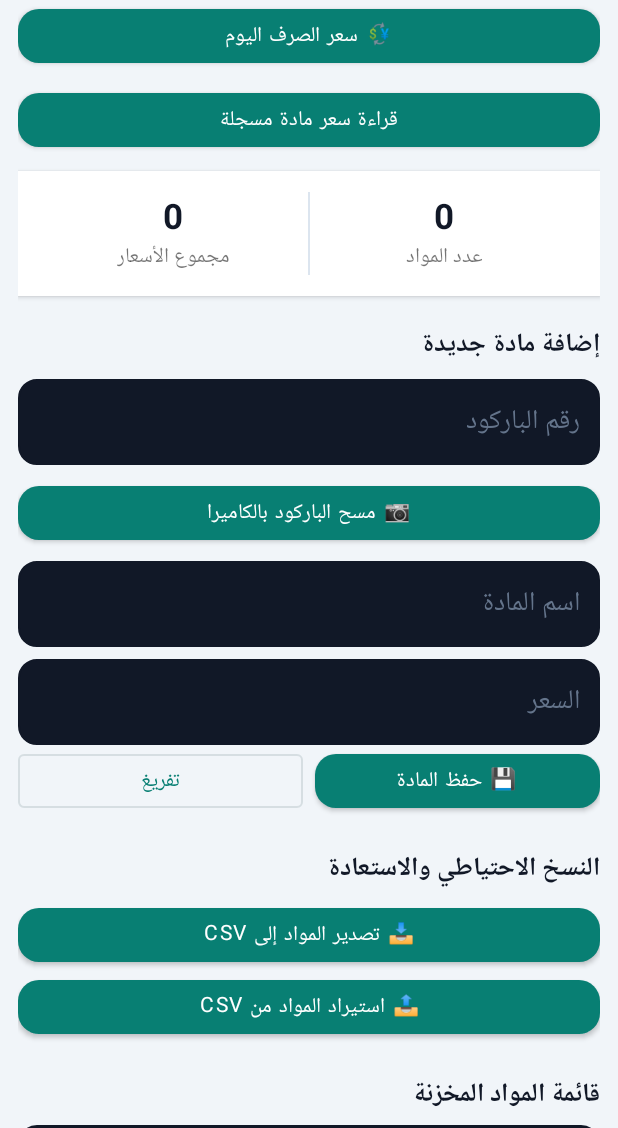
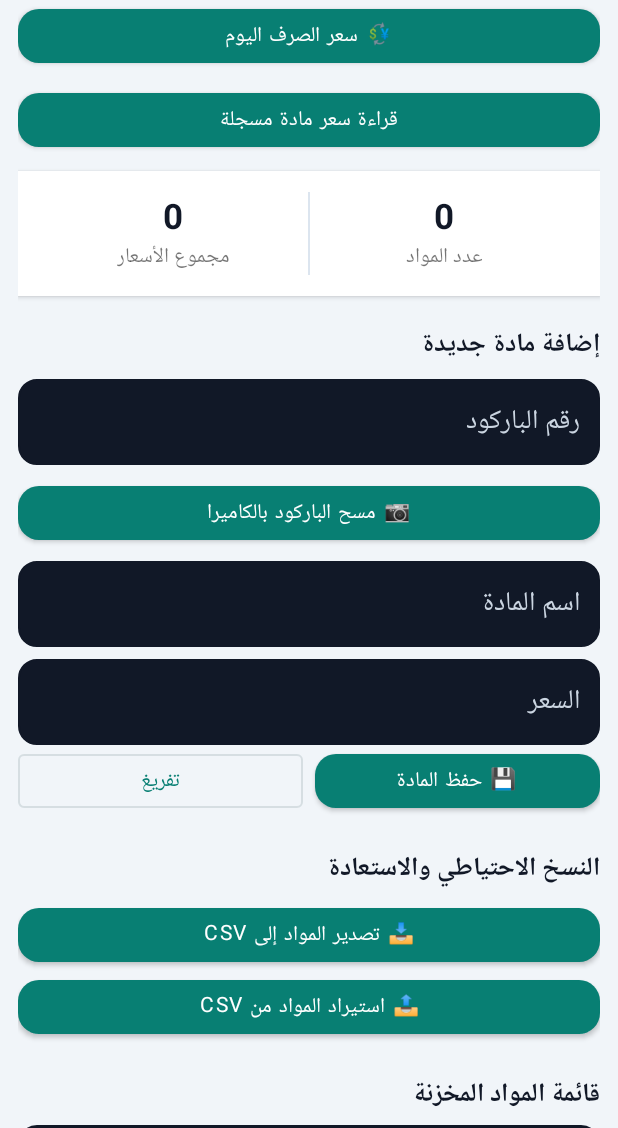
Before and after one commit to khaldonshhab/Kh, an Android app: the screen it shows after launch (MainActivity), on a phone screen of 412 x 824 dp, the part 108-1236 px from its top. Run offline under Robolectric (Android 15) with nearby library versions, the phone set to English and light mode, and no system bars.

Commit message:
Fix input text contrast on dark fields

```diff
--- a/MiniMarketNative/app/src/main/res/layout/activity_main.xml
+++ b/MiniMarketNative/app/src/main/res/layout/activity_main.xml
@@ -109,8 +109,8 @@
             android:singleLine="true"
             android:padding="13dp"
             android:backgroundTint="#111827"
-            android:textColor="#111827"
-            android:textColorHint="#64748B"
+            android:textColor="#FFFFFF"
+            android:textColorHint="#CBD5E1"
             android:background="@drawable/input_field_background"/>
 
         <Button
@@ -130,8 +130,8 @@
             android:padding="13dp"
             android:layout_marginTop="8dp"
             android:backgroundTint="#111827"
-            android:textColor="#111827"
-            android:textColorHint="#64748B"
+            android:textColor="#FFFFFF"
+            android:textColorHint="#CBD5E1"
             android:background="@drawable/input_field_background"/>
 
         <EditText
@@ -144,8 +144,8 @@
             android:padding="13dp"
             android:layout_marginTop="8dp"
             android:backgroundTint="#111827"
-            android:textColor="#111827"
-            android:textColorHint="#64748B"
+            android:textColor="#FFFFFF"
+            android:textColorHint="#CBD5E1"
             android:background="@drawable/input_field_background"/>
 
         <LinearLayout
@@ -208,8 +208,8 @@
             android:singleLine="true"
             android:padding="12dp"
             android:backgroundTint="#111827"
-            android:textColor="#111827"
-            android:textColorHint="#64748B"
+            android:textColor="#FFFFFF"
+            android:textColorHint="#CBD5E1"
             android:background="@drawable/input_field_background"/>
 
         <TextView
```
